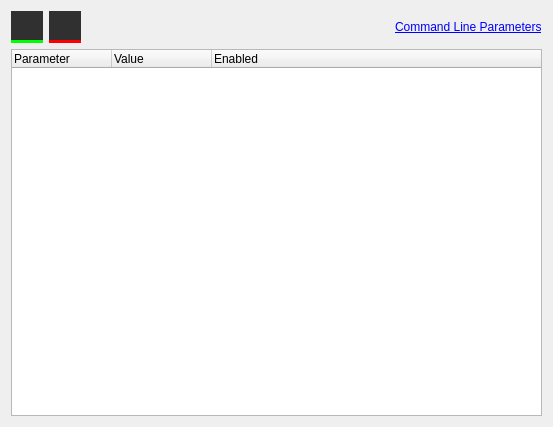
Above: ui/additionalparametersdialog.ui from metootem/TF2-Dedicated-Server-Manager before the change. Below: the same form after it.
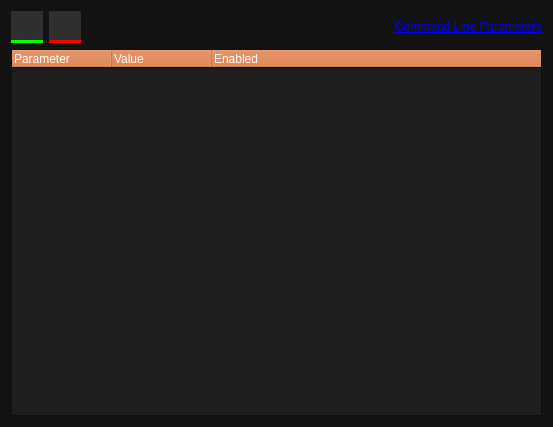
That is the form after the change. Icons and pictures are not drawn.

Commit message: Added app icon and main palette to widgets

The edit to the form file:
```diff
--- a/ui/additionalparametersdialog.ui
+++ b/ui/additionalparametersdialog.ui
@@ -10,6 +10,295 @@
     <height>427</height>
    </rect>
   </property>
+  <property name="palette">
+   <palette>
+    <active>
+     <colorrole role="WindowText">
+      <brush brushstyle="SolidPattern">
+       <color alpha="255">
+        <red>255</red>
+        <green>255</green>
+        <blue>255</blue>
+       </color>
+      </brush>
+     </colorrole>
+     <colorrole role="Button">
+      <brush brushstyle="SolidPattern">
+       <color alpha="255">
+        <red>207</red>
+        <green>106</green>
+        <blue>50</blue>
+       </color>
+      </brush>
+     </colorrole>
+     <colorrole role="Dark">
+      <brush brushstyle="SolidPattern">
+       <color alpha="255">
+        <red>92</red>
+        <green>92</green>
+        <blue>92</blue>
+       </color>
+      </brush>
+     </colorrole>
+     <colorrole role="Mid">
+      <brush brushstyle="SolidPattern">
+       <color alpha="255">
+        <red>127</red>
+        <green>127</green>
+        <blue>127</blue>
+       </color>
+      </brush>
+     </colorrole>
+     <colorrole role="Base">
+      <brush brushstyle="SolidPattern">
+       <color alpha="255">
+        <red>30</red>
+        <green>30</green>
+        <blue>30</blue>
+       </color>
+      </brush>
+     </colorrole>
+     <colorrole role="Window">
+      <brush brushstyle="SolidPattern">
+       <color alpha="255">
+        <red>18</red>
+        <green>18</green>
+        <blue>18</blue>
+       </color>
+      </brush>
+     </colorrole>
+     <colorrole role="Highlight">
+      <brush brushstyle="SolidPattern">
+       <color alpha="255">
+        <red>207</red>
+        <green>106</green>
+        <blue>50</blue>
+       </color>
+      </brush>
+     </colorrole>
+     <colorrole role="LinkVisited">
+      <brush brushstyle="SolidPattern">
+       <color alpha="255">
+        <red>255</red>
+        <green>158</green>
+        <blue>105</blue>
+       </color>
+      </brush>
+     </colorrole>
+     <colorrole role="AlternateBase">
+      <brush brushstyle="SolidPattern">
+       <color alpha="255">
+        <red>45</red>
+        <green>45</green>
+        <blue>45</blue>
+       </color>
+      </brush>
+     </colorrole>
+     <colorrole role="ToolTipBase">
+      <brush brushstyle="SolidPattern">
+       <color alpha="255">
+        <red>97</red>
+        <green>97</green>
+        <blue>97</blue>
+       </color>
+      </brush>
+     </colorrole>
+    </active>
+    <inactive>
+     <colorrole role="WindowText">
+      <brush brushstyle="SolidPattern">
+       <color alpha="255">
+        <red>255</red>
+        <green>255</green>
+        <blue>255</blue>
+       </color>
+      </brush>
+     </colorrole>
+     <colorrole role="Button">
+      <brush brushstyle="SolidPattern">
+       <color alpha="255">
+        <red>207</red>
+        <green>106</green>
+        <blue>50</blue>
+       </color>
+      </brush>
+     </colorrole>
+     <colorrole role="Dark">
+      <brush brushstyle="SolidPattern">
+       <color alpha="255">
+        <red>92</red>
+        <green>92</green>
+        <blue>92</blue>
+       </color>
+      </brush>
+     </colorrole>
+     <colorrole role="Mid">
+      <brush brushstyle="SolidPattern">
+       <color alpha="255">
+        <red>127</red>
+        <green>127</green>
+        <blue>127</blue>
+       </color>
+      </brush>
+     </colorrole>
+     <colorrole role="Base">
+      <brush brushstyle="SolidPattern">
+       <color alpha="255">
+        <red>30</red>
+        <green>30</green>
+        <blue>30</blue>
+       </color>
+      </brush>
+     </colorrole>
+     <colorrole role="Window">
+      <brush brushstyle="SolidPattern">
+       <color alpha="255">
+        <red>18</red>
+        <green>18</green>
+        <blue>18</blue>
+       </color>
+      </brush>
+     </colorrole>
+     <colorrole role="Highlight">
+      <brush brushstyle="SolidPattern">
+       <color alpha="255">
+        <red>207</red>
+        <green>106</green>
+        <blue>50</blue>
+       </color>
+      </brush>
+     </colorrole>
+     <colorrole role="LinkVisited">
+      <brush brushstyle="SolidPattern">
+       <color alpha="255">
+        <red>255</red>
+        <green>158</green>
+        <blue>105</blue>
+       </color>
+      </brush>
+     </colorrole>
+     <colorrole role="AlternateBase">
+      <brush brushstyle="SolidPattern">
+       <color alpha="255">
+        <red>45</red>
+        <green>45</green>
+        <blue>45</blue>
+       </color>
+      </brush>
+     </colorrole>
+     <colorrole role="ToolTipBase">
+      <brush brushstyle="SolidPattern">
+       <color alpha="255">
+        <red>97</red>
+        <green>97</green>
+        <blue>97</blue>
+       </color>
+      </brush>
+     </colorrole>
+    </inactive>
+    <disabled>
+     <colorrole role="WindowText">
+      <brush brushstyle="SolidPattern">
+       <color alpha="255">
+        <red>92</red>
+        <green>92</green>
+        <blue>92</blue>
+       </color>
+      </brush>
+     </colorrole>
+     <colorrole role="Button">
+      <brush brushstyle="SolidPattern">
+       <color alpha="255">
+        <red>207</red>
+        <green>106</green>
+        <blue>50</blue>
+       </color>
+      </brush>
+     </colorrole>
+     <colorrole role="Dark">
+      <brush brushstyle="SolidPattern">
+       <color alpha="255">
+        <red>92</red>
+        <green>92</green>
+        <blue>92</blue>
+       </color>
+      </brush>
+     </colorrole>
+     <colorrole role="Mid">
+      <brush brushstyle="SolidPattern">
+       <color alpha="255">
+        <red>127</red>
+        <green>127</green>
+        <blue>127</blue>
+       </color>
+      </brush>
+     </colorrole>
+     <colorrole role="Text">
+      <brush brushstyle="SolidPattern">
+       <color alpha="255">
+        <red>92</red>
+        <green>92</green>
+        <blue>92</blue>
+       </color>
+      </brush>
+     </colorrole>
+     <colorrole role="ButtonText">
+      <brush brushstyle="SolidPattern">
+       <color alpha="255">
+        <red>92</red>
+        <green>92</green>
+        <blue>92</blue>
+       </color>
+      </brush>
+     </colorrole>
+     <colorrole role="Base">
+      <brush brushstyle="SolidPattern">
+       <color alpha="255">
+        <red>18</red>
+        <green>18</green>
+        <blue>18</blue>
+       </color>
+      </brush>
+     </colorrole>
+     <colorrole role="Window">
+      <brush brushstyle="SolidPattern">
+       <color alpha="255">
+        <red>18</red>
+        <green>18</green>
+        <blue>18</blue>
+       </color>
+      </brush>
+     </colorrole>
+     <colorrole role="LinkVisited">
+      <brush brushstyle="SolidPattern">
+       <color alpha="255">
+        <red>255</red>
+        <green>158</green>
+        <blue>105</blue>
+       </color>
+      </brush>
+     </colorrole>
+     <colorrole role="AlternateBase">
+      <brush brushstyle="SolidPattern">
+       <color alpha="255">
+        <red>45</red>
+        <green>45</green>
+        <blue>45</blue>
+       </color>
+      </brush>
+     </colorrole>
+     <colorrole role="ToolTipBase">
+      <brush brushstyle="SolidPattern">
+       <color alpha="255">
+        <red>97</red>
+        <green>97</green>
+        <blue>97</blue>
+       </color>
+      </brush>
+     </colorrole>
+    </disabled>
+   </palette>
+  </property>
   <property name="windowTitle">
    <string>Dialog</string>
   </property>
@@ -456,6 +745,331 @@
    </item>
    <item>
     <widget class="QTreeWidget" name="treeParameters">
+     <property name="palette">
+      <palette>
+       <active>
+        <colorrole role="WindowText">
+         <brush brushstyle="SolidPattern">
+          <color alpha="255">
+           <red>255</red>
+           <green>255</green>
+           <blue>255</blue>
+          </color>
+         </brush>
+        </colorrole>
+        <colorrole role="Button">
+         <brush brushstyle="SolidPattern">
+          <color alpha="255">
+           <red>207</red>
+           <green>106</green>
+           <blue>50</blue>
+          </color>
+         </brush>
+        </colorrole>
+        <colorrole role="Dark">
+         <brush brushstyle="SolidPattern">
+          <color alpha="255">
+           <red>92</red>
+           <green>92</green>
+           <blue>92</blue>
+          </color>
+         </brush>
+        </colorrole>
+        <colorrole role="Mid">
+         <brush brushstyle="SolidPattern">
+          <color alpha="255">
+           <red>127</red>
+           <green>127</green>
+           <blue>127</blue>
+          </color>
+         </brush>
+        </colorrole>
+        <colorrole role="Text">
+         <brush brushstyle="SolidPattern">
+          <color alpha="255">
+           <red>255</red>
+           <green>255</green>
+           <blue>255</blue>
+          </color>
+         </brush>
+        </colorrole>
+        <colorrole role="ButtonText">
+         <brush brushstyle="SolidPattern">
+          <color alpha="255">
+           <red>255</red>
+           <green>255</green>
+           <blue>255</blue>
+          </color>
+         </brush>
+        </colorrole>
+        <colorrole role="Base">
+         <brush brushstyle="SolidPattern">
+          <color alpha="255">
+           <red>30</red>
+           <green>30</green>
+           <blue>30</blue>
+          </color>
+         </brush>
+        </colorrole>
+        <colorrole role="Window">
+         <brush brushstyle="SolidPattern">
+          <color alpha="255">
+           <red>18</red>
+           <green>18</green>
+           <blue>18</blue>
+          </color>
+         </brush>
+        </colorrole>
+        <colorrole role="Highlight">
+         <brush brushstyle="SolidPattern">
+          <color alpha="255">
+           <red>207</red>
+           <green>106</green>
+           <blue>50</blue>
+          </color>
+         </brush>
+        </colorrole>
+        <colorrole role="LinkVisited">
+         <brush brushstyle="SolidPattern">
+          <color alpha="255">
+           <red>255</red>
+           <green>158</green>
+           <blue>105</blue>
+          </color>
+         </brush>
+        </colorrole>
+        <colorrole role="AlternateBase">
+         <brush brushstyle="SolidPattern">
+          <color alpha="255">
+           <red>45</red>
+           <green>45</green>
+           <blue>45</blue>
+          </color>
+         </brush>
+        </colorrole>
+        <colorrole role="ToolTipBase">
+         <brush brushstyle="SolidPattern">
+          <color alpha="255">
+           <red>97</red>
+           <green>97</green>
+           <blue>97</blue>
+          </color>
+         </brush>
+        </colorrole>
+       </active>
+       <inactive>
+        <colorrole role="WindowText">
+         <brush brushstyle="SolidPattern">
+          <color alpha="255">
+           <red>255</red>
+           <green>255</green>
+           <blue>255</blue>
+          </color>
+         </brush>
+        </colorrole>
+        <colorrole role="Button">
+         <brush brushstyle="SolidPattern">
+          <color alpha="255">
+           <red>207</red>
+           <green>106</green>
+           <blue>50</blue>
+          </color>
+         </brush>
+        </colorrole>
+        <colorrole role="Dark">
+         <brush brushstyle="SolidPattern">
+          <color alpha="255">
+           <red>92</red>
+           <green>92</green>
+           <blue>92</blue>
+          </color>
+         </brush>
+        </colorrole>
+        <colorrole role="Mid">
+         <brush brushstyle="SolidPattern">
+          <color alpha="255">
+           <red>127</red>
+           <green>127</green>
+           <blue>127</blue>
+          </color>
+         </brush>
+        </colorrole>
+        <colorrole role="Text">
+         <brush brushstyle="SolidPattern">
+          <color alpha="255">
+           <red>255</red>
+           <green>255</green>
+           <blue>255</blue>
+          </color>
+         </brush>
+        </colorrole>
+        <colorrole role="ButtonText">
+         <brush brushstyle="SolidPattern">
+          <color alpha="255">
+           <red>255</red>
+           <green>255</green>
+           <blue>255</blue>
+          </color>
+         </brush>
+        </colorrole>
+        <colorrole role="Base">
+         <brush brushstyle="SolidPattern">
+          <color alpha="255">
+           <red>30</red>
+           <green>30</green>
+           <blue>30</blue>
+          </color>
+         </brush>
+        </colorrole>
+        <colorrole role="Window">
+         <brush brushstyle="SolidPattern">
+          <color alpha="255">
+           <red>18</red>
+           <green>18</green>
+           <blue>18</blue>
+          </color>
+         </brush>
+        </colorrole>
+        <colorrole role="Highlight">
+         <brush brushstyle="SolidPattern">
+          <color alpha="255">
+           <red>207</red>
+           <green>106</green>
+           <blue>50</blue>
+          </color>
+         </brush>
+        </colorrole>
+        <colorrole role="LinkVisited">
+         <brush brushstyle="SolidPattern">
+          <color alpha="255">
+           <red>255</red>
+           <green>158</green>
+           <blue>105</blue>
+          </color>
+         </brush>
+        </colorrole>
+        <colorrole role="AlternateBase">
+         <brush brushstyle="SolidPattern">
+          <color alpha="255">
+           <red>45</red>
+           <green>45</green>
+           <blue>45</blue>
+          </color>
+         </brush>
+        </colorrole>
+        <colorrole role="ToolTipBase">
+         <brush brushstyle="SolidPattern">
+          <color alpha="255">
+           <red>97</red>
+           <green>97</green>
+           <blue>97</blue>
+          </color>
+         </brush>
+        </colorrole>
+       </inactive>
+       <disabled>
+        <colorrole role="WindowText">
+         <brush brushstyle="SolidPattern">
+          <color alpha="255">
+           <red>92</red>
+           <green>92</green>
+           <blue>92</blue>
+          </color>
+         </brush>
+        </colorrole>
+        <colorrole role="Button">
+         <brush brushstyle="SolidPattern">
+          <color alpha="255">
+           <red>207</red>
+           <green>106</green>
+           <blue>50</blue>
+          </color>
+         </brush>
+        </colorrole>
+        <colorrole role="Dark">
+         <brush brushstyle="SolidPattern">
+          <color alpha="255">
+           <red>92</red>
+           <green>92</green>
+           <blue>92</blue>
+          </color>
+         </brush>
+        </colorrole>
+        <colorrole role="Mid">
+         <brush brushstyle="SolidPattern">
+          <color alpha="255">
+           <red>127</red>
+           <green>127</green>
+           <blue>127</blue>
+          </color>
+         </brush>
+        </colorrole>
+        <colorrole role="Text">
+         <brush brushstyle="SolidPattern">
+          <color alpha="255">
+           <red>92</red>
+           <green>92</green>
+           <blue>92</blue>
+          </color>
+         </brush>
+        </colorrole>
+        <colorrole role="ButtonText">
+         <brush brushstyle="SolidPattern">
+          <color alpha="255">
+           <red>92</red>
+           <green>92</green>
+           <blue>92</blue>
+          </color>
+         </brush>
+        </colorrole>
+        <colorrole role="Base">
+         <brush brushstyle="SolidPattern">
+          <color alpha="255">
+           <red>18</red>
+           <green>18</green>
+           <blue>18</blue>
+          </color>
+         </brush>
+        </colorrole>
+        <colorrole role="Window">
+         <brush brushstyle="SolidPattern">
+          <color alpha="255">
+           <red>18</red>
+           <green>18</green>
+           <blue>18</blue>
+          </color>
+         </brush>
+        </colorrole>
+        <colorrole role="LinkVisited">
+         <brush brushstyle="SolidPattern">
+          <color alpha="255">
+           <red>255</red>
+           <green>158</green>
+           <blue>105</blue>
+          </color>
+         </brush>
+        </colorrole>
+        <colorrole role="AlternateBase">
+         <brush brushstyle="SolidPattern">
+          <color alpha="255">
+           <red>45</red>
+           <green>45</green>
+           <blue>45</blue>
+          </color>
+         </brush>
+        </colorrole>
+        <colorrole role="ToolTipBase">
+         <brush brushstyle="SolidPattern">
+          <color alpha="255">
+           <red>97</red>
+           <green>97</green>
+           <blue>97</blue>
+          </color>
+         </brush>
+        </colorrole>
+       </disabled>
+      </palette>
+     </property>
      <property name="showDropIndicator" stdset="0">
       <bool>false</bool>
      </property>
```
Left out of the diff: 650 changed lines with no effect on the pictures. The commit also changes 14 other files.
